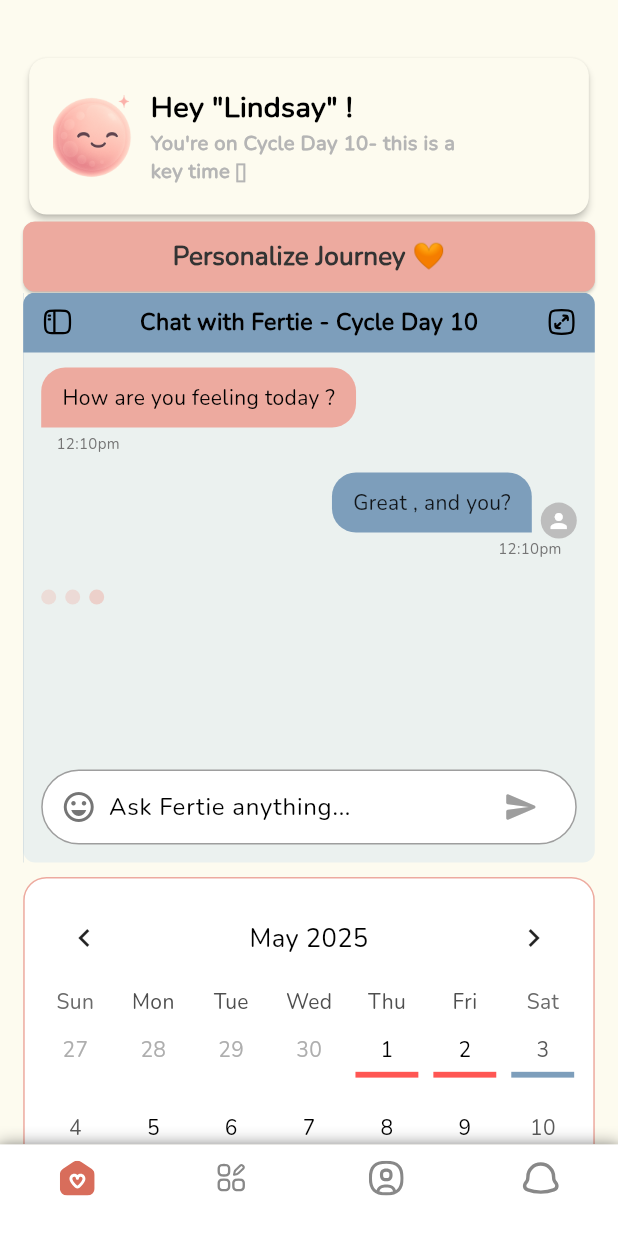
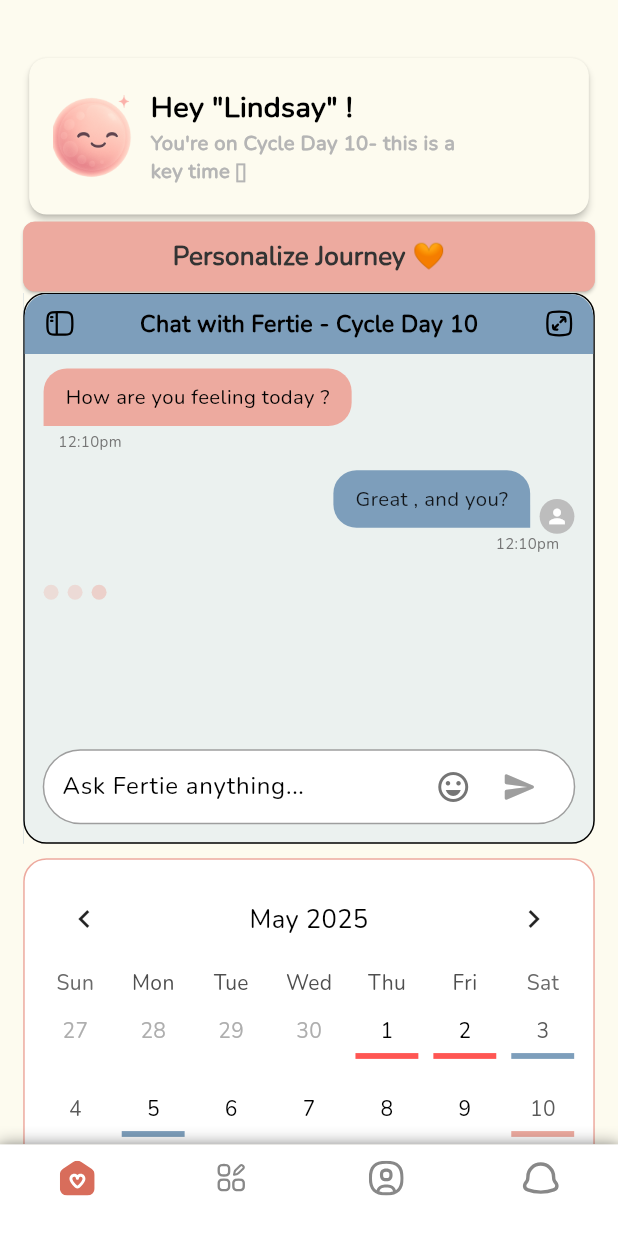
Before and after one commit to bdCalling-Sdt-hub/Fertie-App, a Flutter app: the HomeScreen screen opened by its route, on a phone screen of 412 x 824 dp. Run offline on Flutter 3.47's test engine with Material 3 defaults, Android fonts, the light colour scheme and no system bars; drawn by our look-alikes of table_calendar; our stand-ins replace cached_network_image, connectivity_plus, dotted_border, flutter_screenutil, flutter_spinkit, flutter_svg and 8 more; missing offline and left inert: flutter_screen_lock, mime_type; accounts and stored records are empty; project files that could hold a hidden picture were left out.

Commit message:
update chat

```diff
--- a/lib/views/screen/auth/signInScreen.dart
+++ b/lib/views/screen/auth/signInScreen.dart
@@ -82,17 +82,25 @@
               ),
 
               SizedBox(height: 20.h),
-
-              /// Sing In Button
-              Obx((){
+              // =================>> Sing In
+              /// for signInMethod uncomment below code
+           /*   Obx((){
                 return CustomButton(
-                  loading: authController.signInLoading.value,
+                loading: authController.signInLoading.value,
                   onTap: () {
-                    authController.signInMethod();
+                  authController.signInMethod();
+                    Get.toNamed(AppRoutes.homeScreen);
                   },
                   text: 'Log In',
                 );
-              }),
+              }),*/
+
+            CustomButton(
+              onTap: () {
+                Get.toNamed(AppRoutes.homeScreen);
+              },
+              text: 'Log In',
+            ),
 
 
               ///==================> Have and Account <===================
--- a/lib/views/screen/home/inbox/homepage_chat_screen.dart
+++ b/lib/views/screen/home/inbox/homepage_chat_screen.dart
@@ -30,14 +30,15 @@
     final double sidebarWidth = 180;
 
     return SizedBox(
-      height: 380,
+      height: 380.h,
       child: Stack(
         children: [
           // Main chat container
           Container(
             decoration: BoxDecoration(
               color: AppColors.colorEBF1EF,
-              borderRadius: BorderRadius.circular(8),
+              border: Border.all(color: AppColors.blackColor),
+              borderRadius: BorderRadius.circular(16.r),
             ),
             child: Column(
               children: [
@@ -46,10 +47,9 @@
                   height: 40,
                   decoration: BoxDecoration(
                     color: AppColors.color7D9EBB,
-                    borderRadius:
-                    const BorderRadius.vertical(top: Radius.circular(8)),
+                    borderRadius: BorderRadius.vertical(top: Radius.circular(16.r)),
                   ),
-                  padding: const EdgeInsets.symmetric(horizontal: 12),
+                  padding: EdgeInsets.symmetric(horizontal: 12.w),
                   child: Row(
                     mainAxisAlignment: MainAxisAlignment.spaceBetween,
                     children: [
@@ -75,43 +75,38 @@
                   ),
                 ),
 
-                const SizedBox(height: 10),
+                SizedBox(height: 10.h),
 
                 // Messages area
                 Expanded(
                   child: Padding(
-                    padding: const EdgeInsets.symmetric(horizontal: 12),
+                    padding:  EdgeInsets.symmetric(horizontal: 12.w),
                     child: ListView(
-                      physics: const NeverScrollableScrollPhysics(),
+                      physics: NeverScrollableScrollPhysics(),
                       children: [
                         Align(
                           alignment: Alignment.centerLeft,
                           child: Container(
-                            padding: const EdgeInsets.symmetric(
-                                horizontal: 14, vertical: 10),
-                            margin: const EdgeInsets.only(bottom: 4),
+                            padding:  EdgeInsets.symmetric(horizontal: 14.w, vertical: 10.h),
+                            margin:  EdgeInsets.only(bottom: 4.r),
                             decoration: BoxDecoration(
                               color: AppColors.primaryColor,
-                              borderRadius: const BorderRadius.only(
-                                topLeft: Radius.circular(16),
-                                topRight: Radius.circular(16),
-                                bottomRight: Radius.circular(16),
+                              borderRadius: BorderRadius.only(
+                                topLeft: Radius.circular(16.r),
+                                topRight: Radius.circular(16.r),
+                                bottomRight: Radius.circular(16.r),
                               ),
                             ),
                             child:  Text(
                               'How are you feeling today ?',
-                              style: TextStyle(color: AppColors.blackColor, fontSize: 14),
+                              style: TextStyle(color: AppColors.blackColor, fontSize: 14.sp),
                             ),
                           ),
                         ),
 
                         Padding(
-                          padding: const EdgeInsets.only(left: 10, bottom: 12),
-                          child: Text(
-                            '12:10pm',
-                            style: TextStyle(
-                                fontSize: 10, color: Colors.grey[600]),
-                          ),
+                          padding: EdgeInsets.only(left: 10.r, bottom: 12.r),
+                          child: Text('12:10pm', style: TextStyle(fontSize: 10, color: Colors.grey[600])),
                         ),
 
                         Align(
@@ -122,31 +117,27 @@
                             children: [
                               Flexible(
                                 child: Container(
-                                  padding: const EdgeInsets.symmetric(
-                                      horizontal: 14, vertical: 10),
-                                  margin: const EdgeInsets.only(bottom: 4),
+                                  padding: EdgeInsets.symmetric(horizontal: 14.w, vertical: 10.h),
+                                  margin:  EdgeInsets.only(bottom: 4),
                                   decoration: BoxDecoration(
                                     color: AppColors.color7D9EBB,
-                                    borderRadius: const BorderRadius.only(
-                                      topLeft: Radius.circular(16),
-                                      topRight: Radius.circular(16),
-                                      bottomLeft: Radius.circular(16),
+                                    borderRadius:  BorderRadius.only(
+                                      topLeft: Radius.circular(16.r),
+                                      topRight: Radius.circular(16.r),
+                                      bottomLeft: Radius.circular(16.r),
                                     ),
                                   ),
-                                  child: const Text(
+                                  child:  Text(
                                     'Great , and you?',
-                                    style: TextStyle(color: Colors.black87, fontSize: 14),
+                                    style: TextStyle(color: Colors.black87, fontSize: 14.sp),
                                   ),
                                 ),
                               ),
-
-                              const SizedBox(width: 6),
-
+                              SizedBox(width: 6.w),
                               CircleAvatar(
-                                radius: 12,
+                                radius: 12.r,
                                 backgroundColor: Colors.grey[400],
-                                child: const Icon(Icons.person,
-                                    size: 16, color: Colors.white),
+                                child: Icon(Icons.person, size: 16.sp, color: Colors.white),
                               ),
                             ],
                           ),
@@ -191,20 +182,20 @@
                   ),
                   child: Row(
                     children: [
-                      Icon(Icons.emoji_emotions_outlined, color: Colors.grey[600]),
-                      const SizedBox(width: 8),
-                      const Expanded(
+                       Expanded(
                         child: TextField(
                           decoration: InputDecoration(
                             hintText: 'Ask Fertie anything...',
                             border: InputBorder.none,
                             isDense: true,
-                            contentPadding: EdgeInsets.symmetric(vertical: 12),
+                            contentPadding: EdgeInsets.symmetric(vertical: 12.r),
                           ),
                         ),
                       ),
+                      Icon(Icons.emoji_emotions_outlined, color: Colors.grey[600]),
+                      SizedBox(width: 8.w),
                       IconButton(
-                        icon: const Icon(Icons.send_rounded, color: Colors.grey),
+                        icon: Icon(Icons.send_rounded, color: Colors.grey),
                         onPressed: () {},
                       ),
                     ],
@@ -232,10 +223,10 @@
               child: Column(
                 children: [
                   Container(
-                    height: 40,
+                    height: 40.h,
                     alignment: Alignment.topLeft,
                     child: Padding(
-                      padding: const EdgeInsets.all(8.0),
+                      padding: EdgeInsets.all(8.r),
                       child: GestureDetector(
                         onTap: toggleSidebar,
                         child: SvgPicture.asset(AppIcons.sideBarIcon, color: Colors.white),
--- a/lib/views/screen/home/inbox/individual_chat_screen.dart
+++ b/lib/views/screen/home/inbox/individual_chat_screen.dart
@@ -172,8 +172,6 @@
               ),
               child: Row(
                 children: [
-                  Icon(Icons.emoji_emotions_outlined, color: Colors.grey[600]),
-                  const SizedBox(width: 8),
                   const Expanded(
                     child: TextField(
                       decoration: InputDecoration(
@@ -184,6 +182,8 @@
                       ),
                     ),
                   ),
+                  Icon(Icons.emoji_emotions_outlined, color: Colors.grey[600]),
+                  const SizedBox(width: 8),
                   IconButton(
                     icon: const Icon(Icons.send_rounded, color: Colors.grey),
                     onPressed: () {},
```
